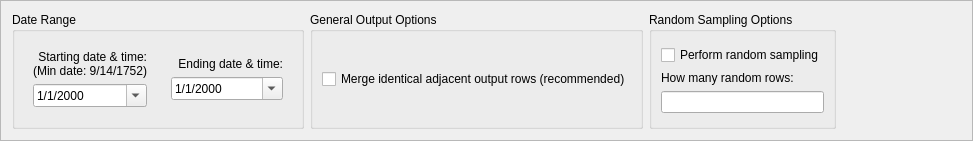
daniel347x/newgene, file NewGeneUI/NewGene/Widgets/CreateOutput/SelectVariables/timerangebox.ui: the form before one commit.
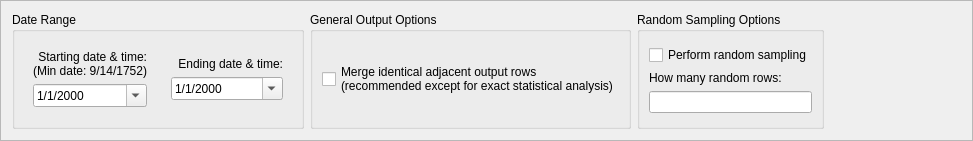
The form after the commit. Custom widgets are drawn as their Qt base class.

Commit message: Add text to user interface beneath "consolidate rows" option indicating that this selection is recommended unless exact statistical analysis is being performed

```diff
--- a/NewGeneUI/NewGene/Widgets/CreateOutput/SelectVariables/timerangebox.ui
+++ b/NewGeneUI/NewGene/Widgets/CreateOutput/SelectVariables/timerangebox.ui
@@ -226,7 +226,8 @@
           <item>
            <widget class="QCheckBox" name="mergeIdenticalRows">
             <property name="text">
-             <string>Merge identical adjacent output rows (recommended)</string>
+             <string>Merge identical adjacent output rows
+(recommended except for exact statistical analysis)</string>
             </property>
            </widget>
           </item>
```
